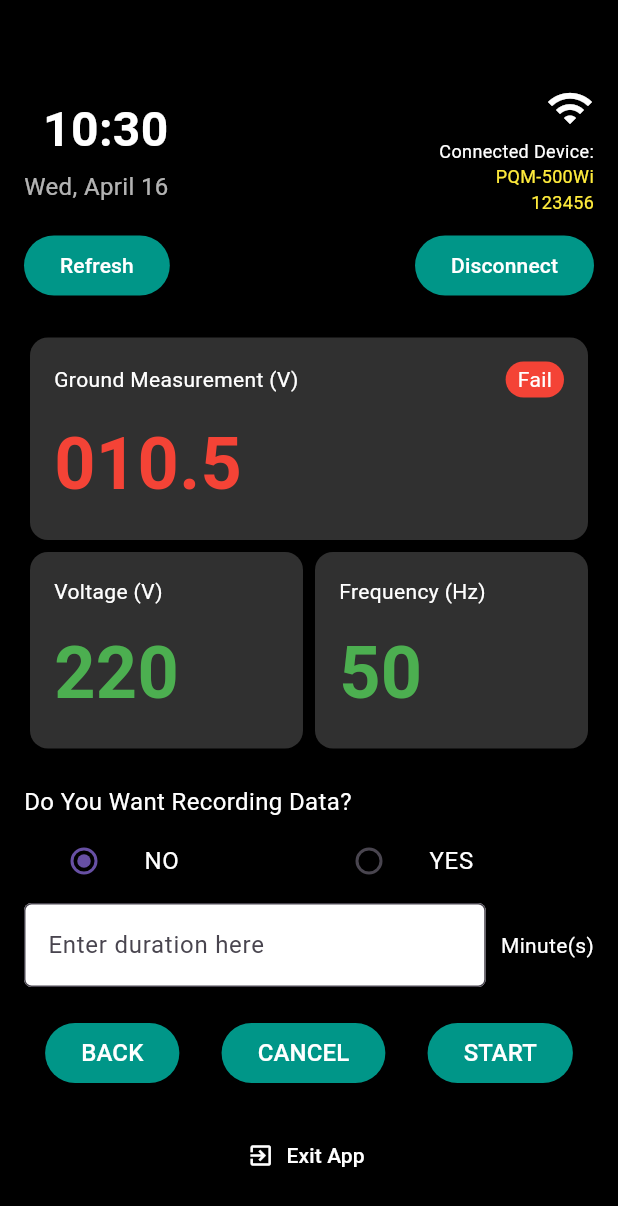
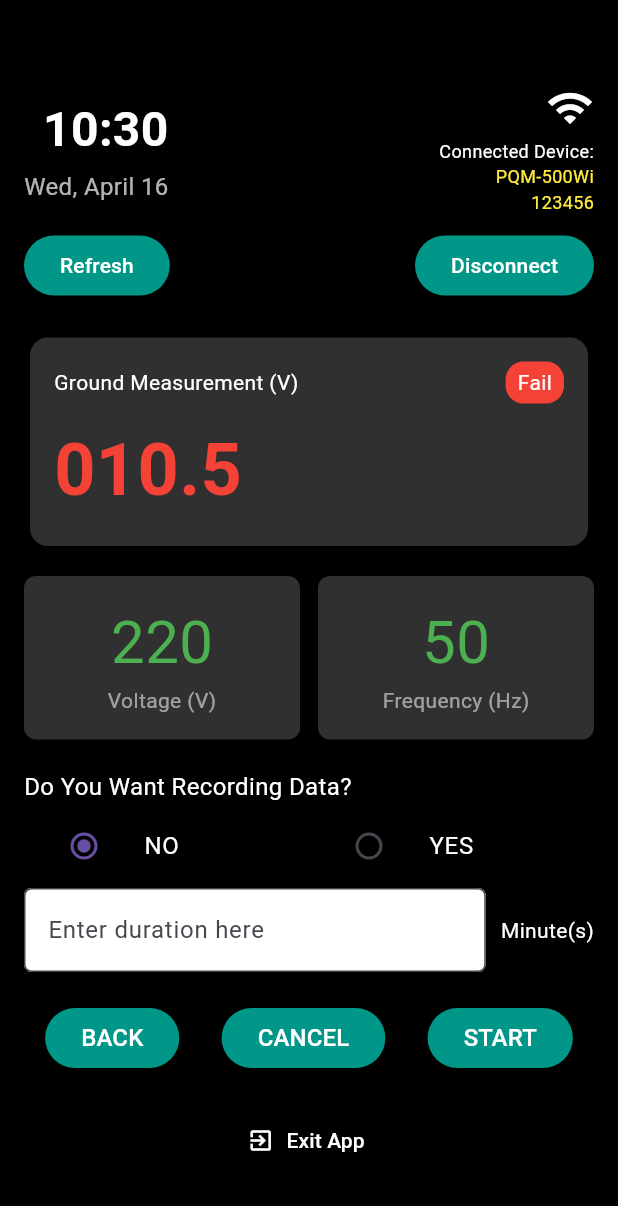
Before and after one commit to YendiOktavianto/pqm_wifi_ap, a Flutter app: the RecordingPage screen opened directly, after a tap on "BACK", on a phone screen of 412 x 824 dp. Shown: the top 1206 px of the screen. Run offline on Flutter 3.47's test engine with Material 3 defaults, Android fonts, the light colour scheme and no system bars; our stand-ins replace google_fonts.

Commit message:
Create Measurement Display Widgets for 2 Pages

```diff
--- a/lib/views/measurement_page.dart
+++ b/lib/views/measurement_page.dart
@@ -3,7 +3,7 @@ import 'connected_device_page.dart';
 import 'recording_page.dart';
 import '../widgets/date_time_display.dart';
 import '../widgets/device_info_column.dart';
-import '../widgets/measurement_label.dart';
+import '../widgets/measurement_display.dart';
 import '../widgets/exit_app_button.dart';
 
 class MeasurementPage extends StatefulWidget {
@@ -53,31 +53,12 @@ class _MeasurementPageState extends State<MeasurementPage> {
               ],
             ),
             const SizedBox(height: 20),
-            measurementCard(
-              'Ground Measurement (V)',
-              '010.5',
-              'Fail',
-              Colors.red,
-            ),
-            Row(
-              children: [
-                Expanded(
-                  child: measurementCard(
-                    'Voltage (V)',
-                    '220',
-                    '',
-                    Colors.green,
-                  ),
-                ),
-                Expanded(
-                  child: measurementCard(
-                    'Frequency (Hz)',
-                    '50',
-                    '',
-                    Colors.green,
-                  ),
-                ),
-              ],
+            MeasurementDisplay(
+              groundValue: '010.5',
+              groundStatus: 'Fail',
+              groundStatusColor: Colors.red,
+              voltageValue: '220',
+              frequencyValue: '50',
             ),
             const SizedBox(height: 20),
             const Text(
--- a/lib/views/recording_page.dart
+++ b/lib/views/recording_page.dart
@@ -2,6 +2,7 @@ import 'package:flutter/material.dart';
 import 'measurement_page.dart';
 import '../widgets/date_time_display.dart';
 import '../widgets/device_info_column.dart';
+import '../widgets/measurement_display.dart';
 import '../widgets/exit_app_button.dart';
 
 class RecordingPage extends StatefulWidget {
@@ -52,92 +53,12 @@ class _RecordingPageState extends State<RecordingPage> {
               ],
             ),
             const SizedBox(height: 30),
-            Container(
-              padding: const EdgeInsets.all(20),
-              decoration: BoxDecoration(
-                color: Colors.grey[850],
-                borderRadius: BorderRadius.circular(12),
-              ),
-              child: Column(
-                children: [
-                  Row(
-                    mainAxisAlignment: MainAxisAlignment.spaceBetween,
-                    children: [
-                      const Text(
-                        "Ground Measurement (V)",
-                        style: TextStyle(color: Colors.white),
-                      ),
-                      Container(
-                        padding: const EdgeInsets.symmetric(
-                          horizontal: 8,
-                          vertical: 4,
-                        ),
-                        decoration: BoxDecoration(
-                          color: Colors.redAccent,
-                          borderRadius: BorderRadius.circular(20),
-                        ),
-                        child: const Text(
-                          "Fail",
-                          style: TextStyle(color: Colors.white),
-                        ),
-                      ),
-                    ],
-                  ),
-                  const SizedBox(height: 10),
-                  const Center(
-                    child: Text(
-                      "010.5",
-                      style: TextStyle(
-                        fontSize: 50,
-                        fontWeight: FontWeight.bold,
-                        color: Colors.red,
-                      ),
-                    ),
-                  ),
-                ],
-              ),
-            ),
-            const SizedBox(height: 20),
-            Row(
-              children: [
-                Expanded(
-                  child: Container(
-                    padding: const EdgeInsets.all(12),
-                    decoration: BoxDecoration(
-                      color: Colors.grey[850],
-                      borderRadius: BorderRadius.circular(12),
-                    ),
-                    child: const Column(
-                      children: [
-                        Text(
-                          "220",
-                          style: TextStyle(fontSize: 40, color: Colors.green),
-                        ),
-                        Text("Volt", style: TextStyle(color: Colors.white54)),
-                      ],
-                    ),
-                  ),
-                ),
-                const SizedBox(width: 12),
-                Expanded(
-                  child: Container(
-                    padding: const EdgeInsets.all(15),
-                    decoration: BoxDecoration(
-                      color: Colors.grey[850],
-                      borderRadius: BorderRadius.circular(8),
-                    ),
-                    child: const Column(
-                      children: [
-                        Text(
-                          "50",
-                          style: TextStyle(fontSize: 40, color: Colors.green),
-                        ),
-                        Text("Hz", style: TextStyle(color: Colors.white54)),
-                      ],
-                    ),
-                  ),
-                ),
-              ],
+            MeasurementDisplay(
+              groundValue: '010.5',
+              groundStatus: 'Fail',
+              groundStatusColor: Colors.red,
+              voltageValue: '220',
+              frequencyValue: '50',
             ),
             const SizedBox(height: 20),
             const Text(
--- /dev/null
+++ b/lib/widgets/measurement_display.dart
@@ -0,0 +1,99 @@
+import 'package:flutter/material.dart';
+
+class MeasurementDisplay extends StatelessWidget {
+  final String groundValue;
+  final String groundStatus;
+  final Color groundStatusColor;
+  final String voltageValue;
+  final String frequencyValue;
+
+  const MeasurementDisplay({
+    super.key,
+    required this.groundValue,
+    required this.groundStatus,
+    required this.groundStatusColor,
+    required this.voltageValue,
+    required this.frequencyValue,
+  });
+
+  @override
+  Widget build(BuildContext context) {
+    return Column(
+      children: [
+        Card(
+          color: Colors.grey[850],
+          elevation: 5,
+          child: Padding(
+            padding: const EdgeInsets.all(16),
+            child: Column(
+              crossAxisAlignment: CrossAxisAlignment.start,
+              children: [
+                Row(
+                  mainAxisAlignment: MainAxisAlignment.spaceBetween,
+                  children: [
+                    const Text(
+                      'Ground Measurement (V)',
+                      style: TextStyle(color: Colors.white),
+                    ),
+                    Container(
+                      padding: const EdgeInsets.symmetric(
+                        horizontal: 8,
+                        vertical: 4,
+                      ),
+                      decoration: BoxDecoration(
+                        color: groundStatusColor,
+                        borderRadius: BorderRadius.circular(12),
+                      ),
+                      child: Text(
+                        groundStatus,
+                        style: const TextStyle(color: Colors.white),
+                      ),
+                    ),
+                  ],
+                ),
+                const SizedBox(height: 10),
+                Text(
+                  groundValue,
+                  style: TextStyle(
+                    fontSize: 48,
+                    fontWeight: FontWeight.bold,
+                    color: groundStatusColor,
+                  ),
+                ),
+              ],
+            ),
+          ),
+        ),
+        const SizedBox(height: 16),
+        Row(
+          children: [
+            Expanded(child: _smallMeasurementCard('Voltage (V)', voltageValue)),
+            const SizedBox(width: 12),
+            Expanded(
+              child: _smallMeasurementCard('Frequency (Hz)', frequencyValue),
+            ),
+          ],
+        ),
+      ],
+    );
+  }
+
+  Widget _smallMeasurementCard(String label, String value) {
+    return Container(
+      padding: const EdgeInsets.all(16),
+      decoration: BoxDecoration(
+        color: Colors.grey[850],
+        borderRadius: BorderRadius.circular(8),
+      ),
+      child: Column(
+        children: [
+          Text(
+            value,
+            style: const TextStyle(fontSize: 40, color: Colors.green),
+          ),
+          Text(label, style: const TextStyle(color: Colors.white54)),
+        ],
+      ),
+    );
+  }
+}
```
